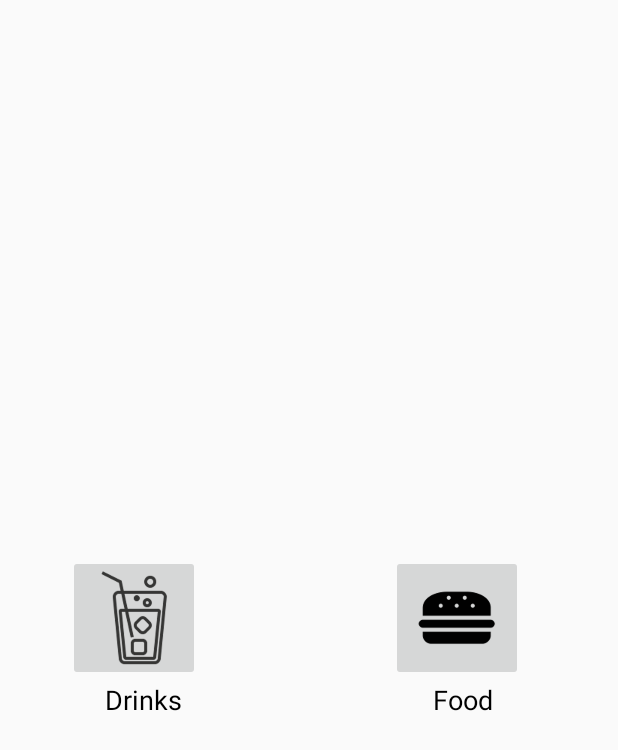
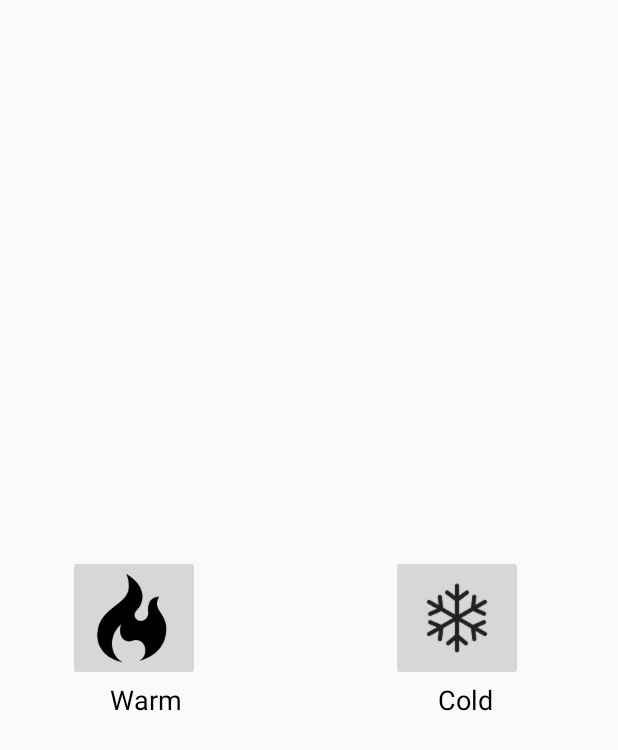
Before and after one commit to Thobber94/q-no-more, an Android app: the layout fragment_warm_cold.xml on its own in the app's theme, with its tools: preview values and no code run, on a phone screen of 412 x 824 dp. Shown: the top 750 px of the screen. Run offline under Robolectric (Android 15) with nearby library versions, the phone set to English and light mode, and no system bars.

Commit message:
Merge branch 'feature/warm_cold_selector' into develop

```diff
--- a/QnoMore/app/src/main/res/layout/fragment_warm_cold.xml
+++ b/QnoMore/app/src/main/res/layout/fragment_warm_cold.xml
@@ -9,7 +9,7 @@
     <ImageButton
             android:layout_width="wrap_content"
             android:layout_height="wrap_content"
-            app:srcCompat="@drawable/image_drink"
+            app:srcCompat="@drawable/image_warm"
             android:layout_marginLeft="45dp"
             android:layout_marginStart="45dp"
             android:id="@+id/imageButtonDrink"
@@ -17,12 +17,12 @@
             android:layout_alignParentLeft="true"
             android:layout_alignParentStart="true"
             android:visibility="visible"
-            android:contentDescription="@string/drinks_button"/>
+            android:contentDescription="@string/warm_button"/>
 
     <ImageButton
             android:layout_width="wrap_content"
             android:layout_height="wrap_content"
-            app:srcCompat="@drawable/image_food"
+            app:srcCompat="@drawable/image_cold"
             android:id="@+id/imageButtonFood"
             android:layout_marginRight="63dp"
             android:layout_marginEnd="63dp"
@@ -30,10 +30,10 @@
             android:layout_alignTop="@+id/imageButtonDrink"
             android:layout_alignParentRight="true"
             android:layout_alignParentEnd="true"
-            android:contentDescription="@string/food_button"/>
+            android:contentDescription="@string/cold_button"/>
 
     <TextView
-            android:text="@string/drinks"
+            android:text="@string/warm"
             android:layout_width="wrap_content"
             android:layout_height="wrap_content"
             android:id="@+id/textViewDrinks"
@@ -46,7 +46,7 @@
             android:layout_alignEnd="@+id/imageButtonDrink"/>
 
     <TextView
-            android:text="@string/food"
+            android:text="@string/cold"
             android:layout_width="wrap_content"
             android:layout_height="wrap_content"
             android:id="@+id/textViewFood"
--- a/QnoMore/app/src/main/res/values/strings.xml
+++ b/QnoMore/app/src/main/res/values/strings.xml
@@ -21,6 +21,10 @@
     <string name="hello_blank_fragment">Hello blank fragment</string>
     <string name="drinks">Drinks</string>
     <string name="food">Food</string>
+    <string name="warm">Warm</string>
+    <string name="cold">Cold</string>
     <string name="drinks_button">Drinks button</string>
     <string name="food_button">Food button</string>
+    <string name="cold_button">Cold button</string>
+    <string name="warm_button">Warm button</string>
 </resources>
```
Also changed, not shown: QnoMore/app/src/main/res/drawable-hdpi/image_cold.png (added), QnoMore/app/src/main/res/drawable-mdpi/image_cold.png (added), QnoMore/app/src/main/res/drawable-xhdpi/image_cold.png (added), QnoMore/app/src/main/res/drawable-xxhdpi/image_cold.png (added), QnoMore/app/src/main/res/drawable-xxxhdpi/image_cold.png (added).
